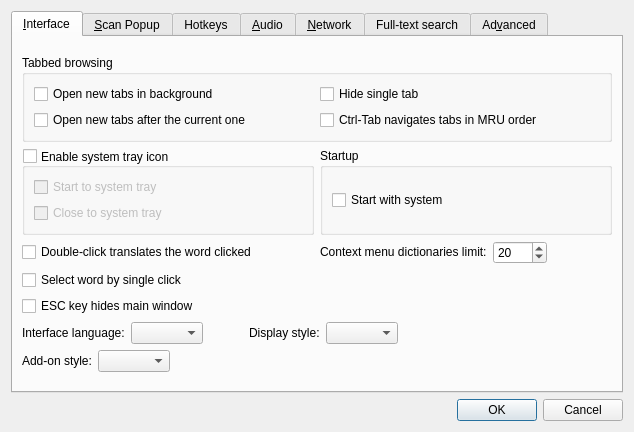
First picture: the form in preferences.ui, repository goldendict/goldendict, before the edit.
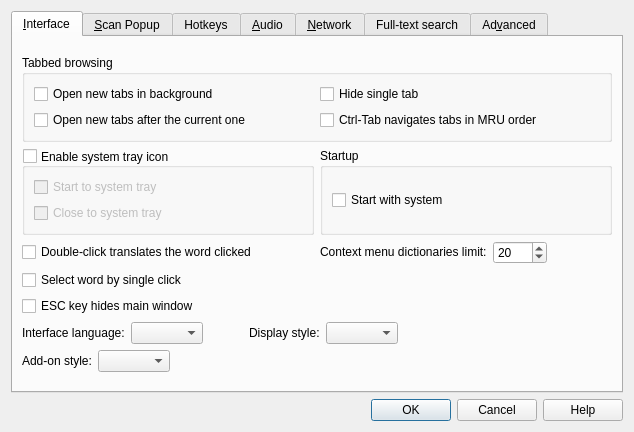
Second picture: the form after the edit. Icons and pictures are not drawn. Custom widgets are drawn as their Qt base class.

Commit message: Add help buttons to dialogs

```diff
--- a/preferences.ui
+++ b/preferences.ui
@@ -1566,7 +1566,7 @@
       <enum>Qt::Horizontal</enum>
      </property>
      <property name="standardButtons">
-      <set>QDialogButtonBox::Cancel|QDialogButtonBox::Ok</set>
+      <set>QDialogButtonBox::Cancel|QDialogButtonBox::Help|QDialogButtonBox::Ok</set>
      </property>
     </widget>
    </item>
```
The commit also changes 19 other files.
